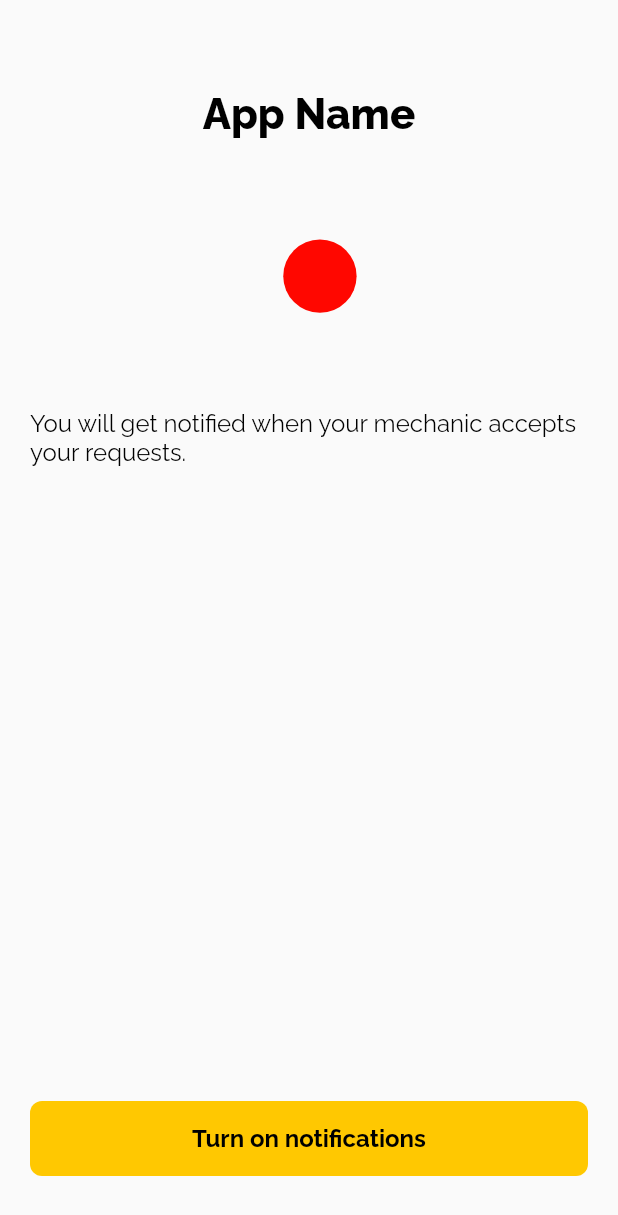
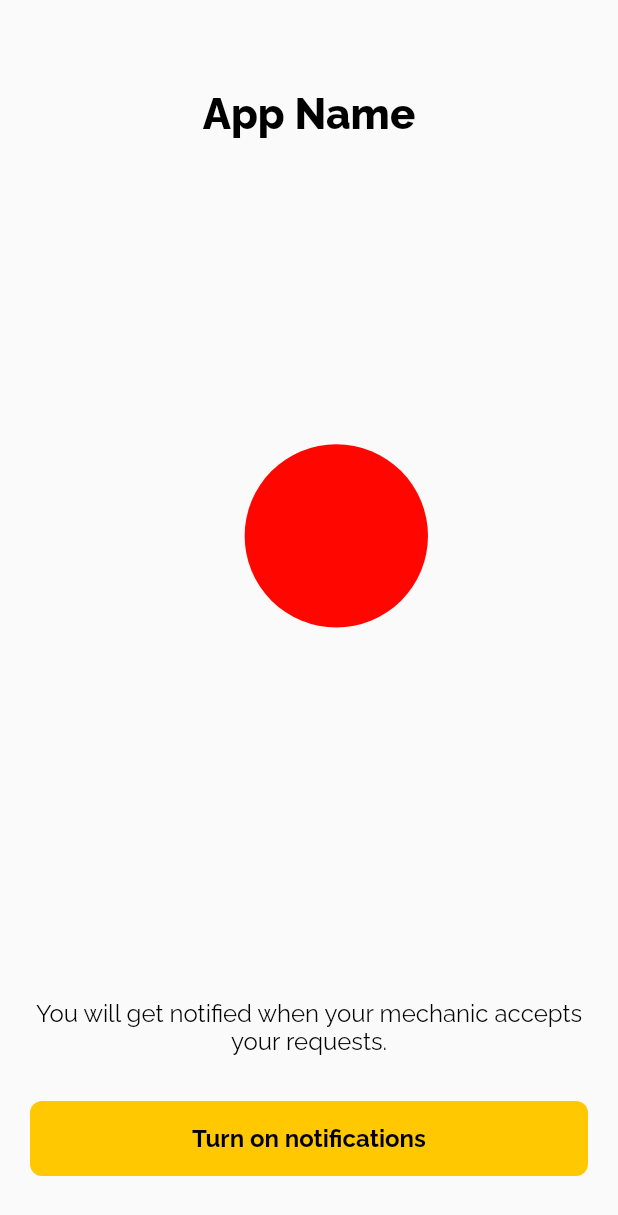
Before and after one commit to khp53/MechNow-NL, a Flutter app: the NotificationPermission screen opened directly, on a phone screen of 412 x 824 dp. Shown: the top 1215 px of the screen. Run offline on Flutter 3.47's test engine with Material 3 defaults, Android fonts, the phone set to English and light mode, and no system bars; our stand-ins replace get, lottie; statements that could not run were skipped.

Commit message:
fixed notification animation bound

```diff
--- a/lib/modules/notification/widget/notification_permission.dart
+++ b/lib/modules/notification/widget/notification_permission.dart
@@ -26,22 +26,27 @@ class NotificationPermission extends StatelessWidget {
                   ),
                 ),
               ),
-              const SizedBox(
-                height: 40,
+              const Spacer(),
+              Center(
+                child: SizedBox(
+                  height: 300,
+                  child: Lottie.asset(
+                    'assets/lottie/notification.json',
+                    fit: BoxFit.cover,
+                  ),
+                ),
               ),
-              Center(
-                child: Lottie.asset('assets/lottie/notification.json'),
-              ),
-              const SizedBox(
-                height: 20,
-              ),
+              const Spacer(),
               Center(
                 child: Text(
                   'You will get notified when your mechanic accepts your requests.',
+                  textAlign: TextAlign.center,
                   style: theme.textTheme.bodyMedium,
                 ),
               ),
-              const Spacer(),
+              const SizedBox(
+                height: 30,
+              ),
               Padding(
                 padding: const EdgeInsets.only(bottom: 20),
                 child: SizedBox(
```
